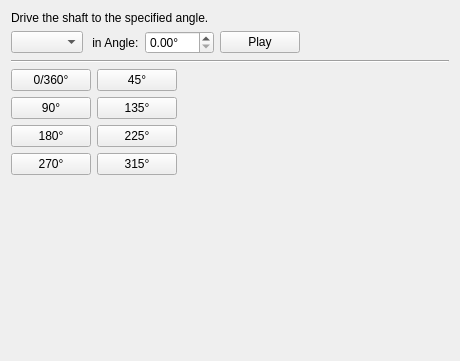
This is core/panel/run_Drive_shaft.ui in KmolYuan/Pyslvs-UI as Qt 5 draws it before an edit. The edited form follows.
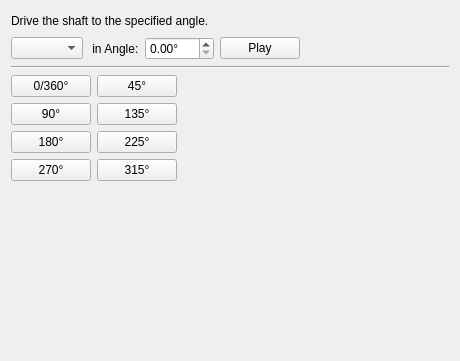
This is the edited form.

The edit to the form file:
```diff
--- a/core/panel/run_Drive_shaft.ui
+++ b/core/panel/run_Drive_shaft.ui
@@ -21,6 +21,8 @@
   </property>
   <layout class="QVBoxLayout" name="verticalLayout_3">
    <item>
+    <layout class="QHBoxLayout" name="horizontalLayout">
+     <item>
     <widget class="QLabel" name="label">
      <property name="text">
       <string>&lt;html&gt;&lt;head/&gt;&lt;body&gt;&lt;p&gt;Drive the shaft to the specified angle.&lt;/p&gt;&lt;/body&gt;&lt;/html&gt;</string>
@@ -28,6 +30,21 @@
     </widget>
    </item>
    <item>
+      <spacer name="horizontalSpacer_2">
+       <property name="orientation">
+        <enum>Qt::Horizontal</enum>
+       </property>
+       <property name="sizeHint" stdset="0">
+        <size>
+         <width>40</width>
+         <height>20</height>
+        </size>
+       </property>
+      </spacer>
+     </item>
+    </layout>
+   </item>
+   <item>
     <layout class="QHBoxLayout" name="horizontalLayout_2">
      <item>
       <widget class="QComboBox" name="Shaft"/>
@@ -63,6 +80,9 @@
        <property name="text">
         <string>Play</string>
        </property>
+       <property name="autoDefault">
+        <bool>true</bool>
+       </property>
       </widget>
      </item>
      <item>
```
Left out of the diff: 1 changed line with no effect on the pictures. Lines whose indentation alone changed are shown as unchanged.
